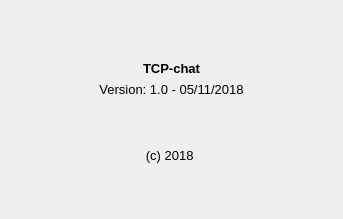
icarazob/TCPVideoChatQT, file QTClient/Ui/DialogAboutProgrammName.ui: the form before one commit.
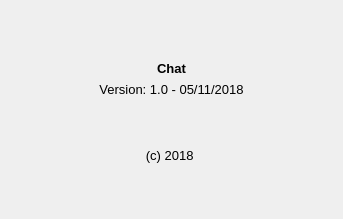
The form after the commit.

What changed in the file:
```diff
--- a/QTClient/Ui/DialogAboutProgrammName.ui
+++ b/QTClient/Ui/DialogAboutProgrammName.ui
@@ -49,7 +49,7 @@
         </font>
        </property>
        <property name="text">
-        <string>TCP-chat</string>
+        <string>Chat</string>
        </property>
        <property name="alignment">
         <set>Qt::AlignCenter</set>
```
